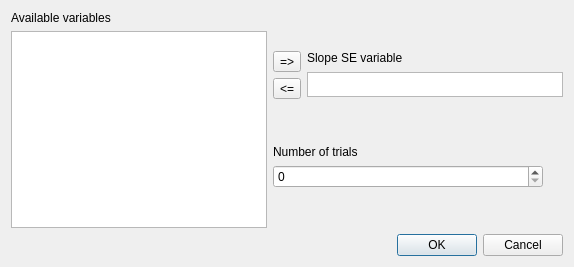
cogstat/cogstat, file cogstat/ui/compare_groups_single_case_slope.ui: the form before one commit.
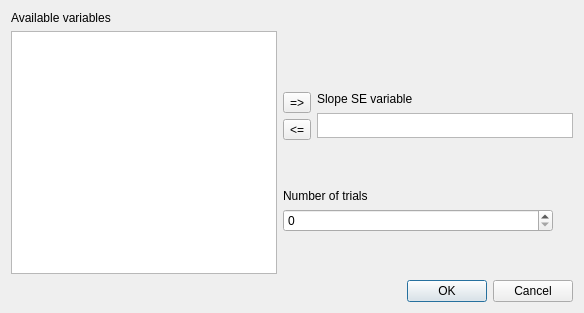
The form after the commit.

What changed in the file:
```diff
--- a/cogstat/ui/compare_groups_single_case_slope.ui
+++ b/cogstat/ui/compare_groups_single_case_slope.ui
@@ -2,6 +2,14 @@
 <ui version="4.0">
  <class>Dialog</class>
  <widget class="QDialog" name="Dialog">
+  <property name="geometry">
+   <rect>
+    <x>0</x>
+    <y>0</y>
+    <width>584</width>
+    <height>313</height>
+   </rect>
+  </property>
   <property name="windowTitle">
    <string>Compare groups - Single case slope</string>
   </property>
```
Left out of the diff: 16 changed lines with no effect on the pictures.
